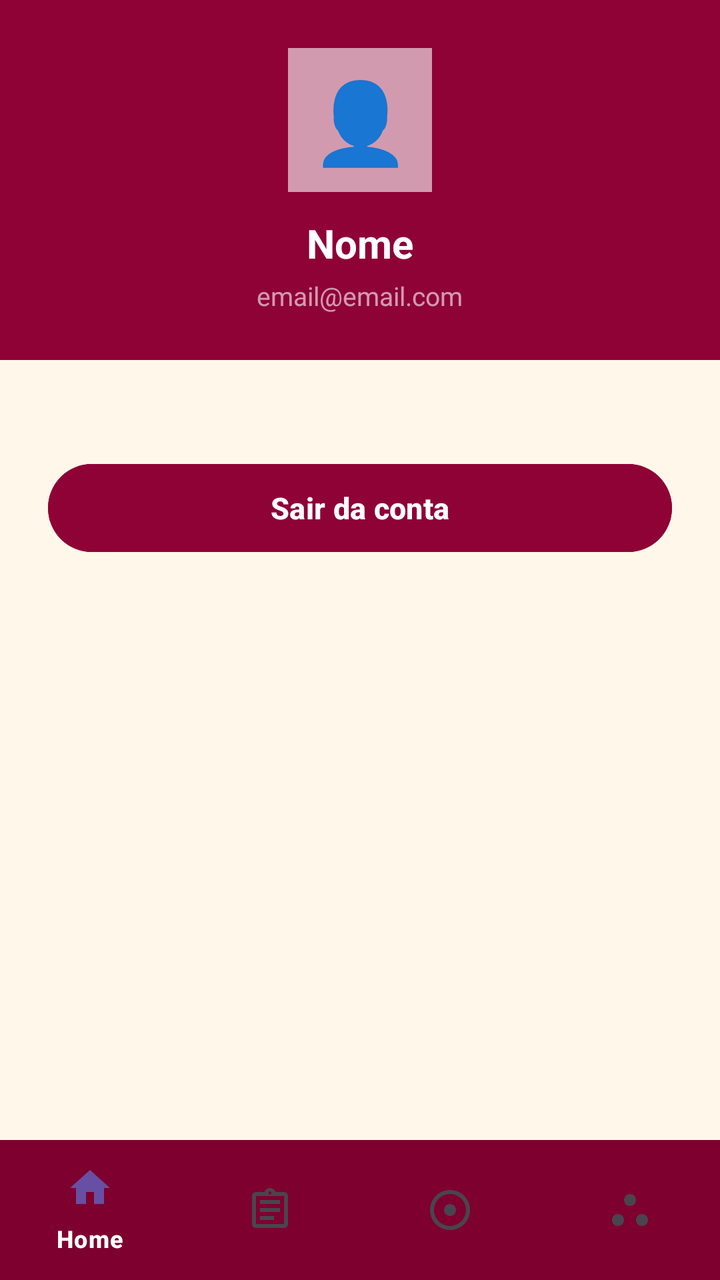
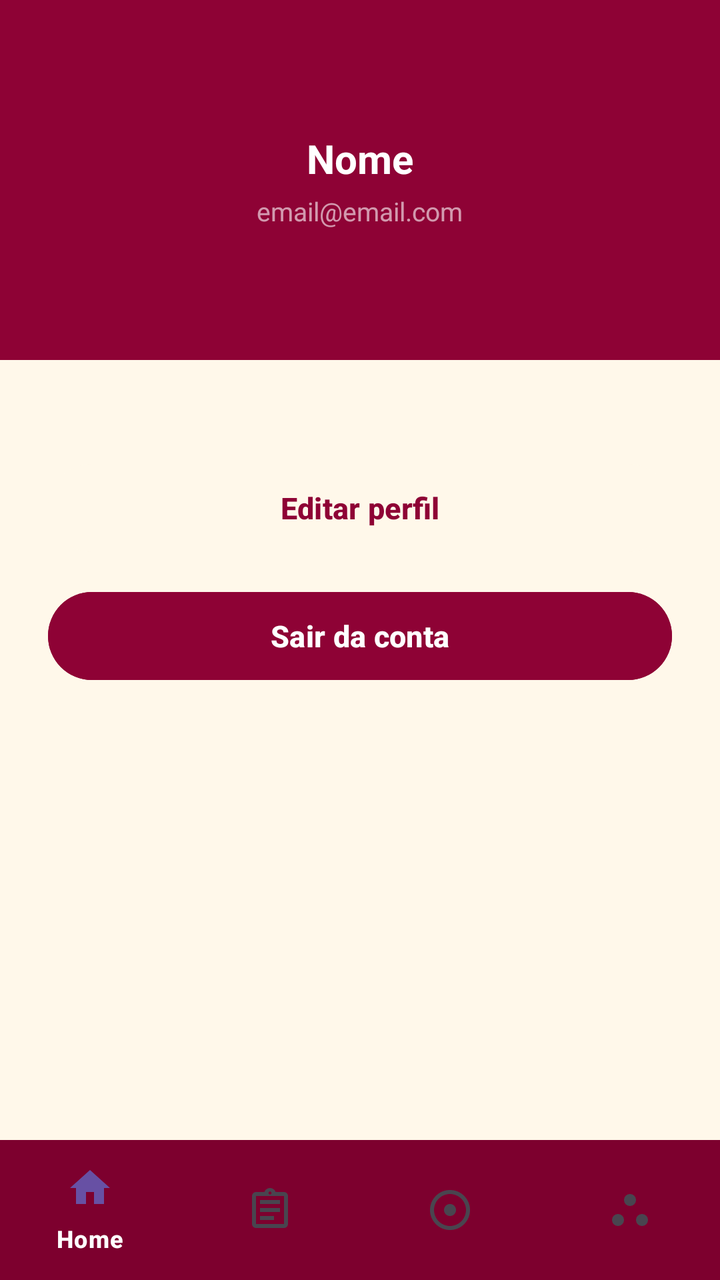

Screens rendered from an Android XML layout before and after an edit, with the pre-edit source and the edit as a unified diff.
<!-- AndroidManifest.xml: application theme Theme.CashControl -->
<!-- res/layout/activity_perfil.xml -->
<?xml version="1.0" encoding="utf-8"?>
<androidx.coordinatorlayout.widget.CoordinatorLayout
    xmlns:android="http://schemas.android.com/apk/res/android"
    xmlns:app="http://schemas.android.com/apk/res-auto"
    android:layout_width="match_parent"
    android:layout_height="match_parent"
    android:background="#FFF8EA">

    <LinearLayout
        android:layout_width="match_parent"
        android:layout_height="match_parent"
        android:orientation="vertical"
        android:paddingBottom="70dp">

        <LinearLayout
            android:layout_width="match_parent"
            android:layout_height="180dp"
            android:background="#8E0235"
            android:orientation="vertical"
            android:gravity="center"
            android:padding="24dp">

            <TextView
                android:layout_width="72dp"
                android:layout_height="72dp"
                android:text="👤"
                android:textSize="40sp"
                android:gravity="center"
                android:background="#99FFFFFF"
                android:layout_marginBottom="12dp"/>

            <TextView
                android:id="@+id/tvNomePerfil"
                android:layout_width="wrap_content"
                android:layout_height="wrap_content"
                android:text="Nome"
                android:textColor="#FFFFFF"
                android:textSize="20sp"
                android:textStyle="bold"/>

            <TextView
                android:id="@+id/tvEmailPerfil"
                android:layout_width="wrap_content"
                android:layout_height="wrap_content"
                android:text="email@email.com"
                android:textColor="#99FFFFFF"
                android:textSize="13sp"
                android:layout_marginTop="4dp"/>

        </LinearLayout>

        <LinearLayout
            android:layout_width="match_parent"
            android:layout_height="wrap_content"
            android:orientation="vertical"
            android:padding="24dp"
            android:layout_marginTop="24dp">

            <Button
                android:id="@+id/btnSairConta"
                android:layout_width="match_parent"
                android:layout_height="52dp"
                android:text="Sair da conta"
                android:textColor="#FFFFFF"
                android:textSize="15sp"
                android:textStyle="bold"
                android:backgroundTint="#8E0235"/>

        </LinearLayout>

    </LinearLayout>

    <com.google.android.material.bottomnavigation.BottomNavigationView
        android:id="@+id/bottomNavigation"
        android:layout_width="match_parent"
        android:layout_height="70dp"
        android:layout_gravity="bottom"
        android:background="#7D002E"
        app:itemIconTint="@null"
        app:itemTextColor="#FFFFFF"
        app:menu="@menu/bottom_nav_menu"/>

</androidx.coordinatorlayout.widget.CoordinatorLayout>
<!-- resources referenced by this layout -->
<resources>
  <style name="Theme.CashControl" parent="Base.Theme.CashControl" />
  <style name="Base.Theme.CashControl" parent="Theme.Material3.DayNight.NoActionBar">
          
          
      </style>
</resources>

<!-- the commit's change to res/layout/activity_perfil.xml (unified diff, before → after) -->
@@ -19,15 +19,6 @@
             android:orientation="vertical"
             android:gravity="center"
             android:padding="24dp">
-
-            <TextView
-                android:layout_width="72dp"
-                android:layout_height="72dp"
-                android:text="👤"
-                android:textSize="40sp"
-                android:gravity="center"
-                android:background="#99FFFFFF"
-                android:layout_marginBottom="12dp"/>
 
             <TextView
                 android:id="@+id/tvNomePerfil"
@@ -57,6 +48,17 @@
             android:layout_marginTop="24dp">
 
             <Button
+                android:id="@+id/btnEditarPerfil"
+                android:layout_width="match_parent"
+                android:layout_height="52dp"
+                android:text="Editar perfil"
+                android:textColor="#8E0235"
+                android:textSize="15sp"
+                android:textStyle="bold"
+                android:backgroundTint="#FFF8EA"
+                android:layout_marginBottom="12dp"/>
+
+            <Button
                 android:id="@+id/btnSairConta"
                 android:layout_width="match_parent"
                 android:layout_height="52dp"
